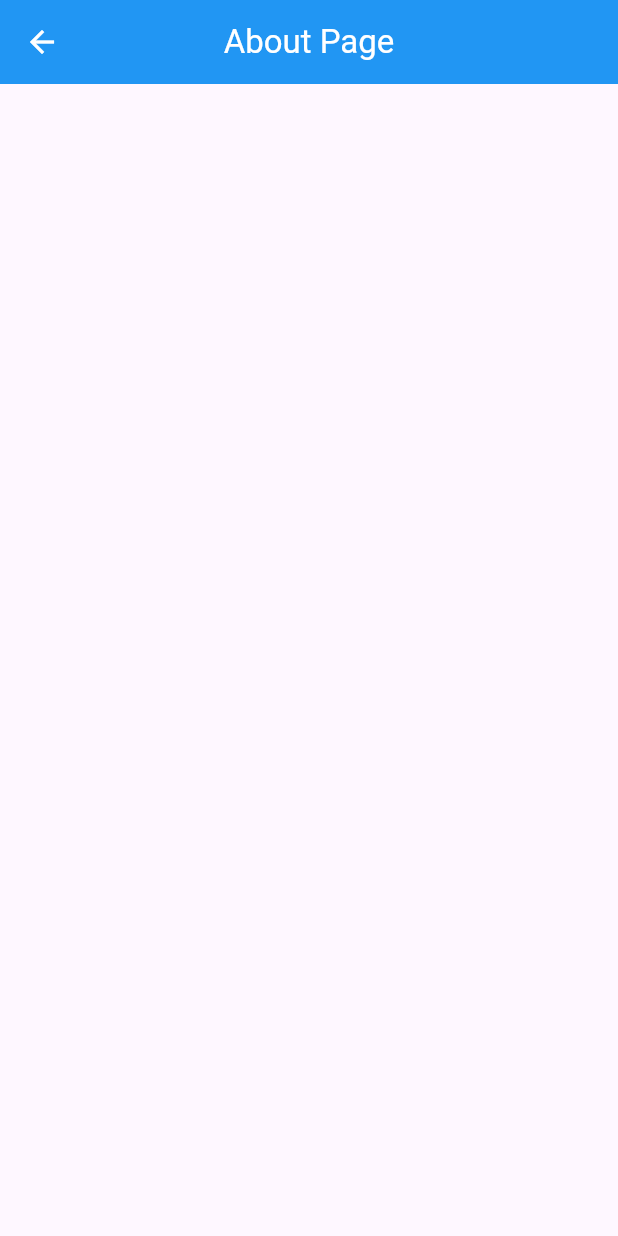
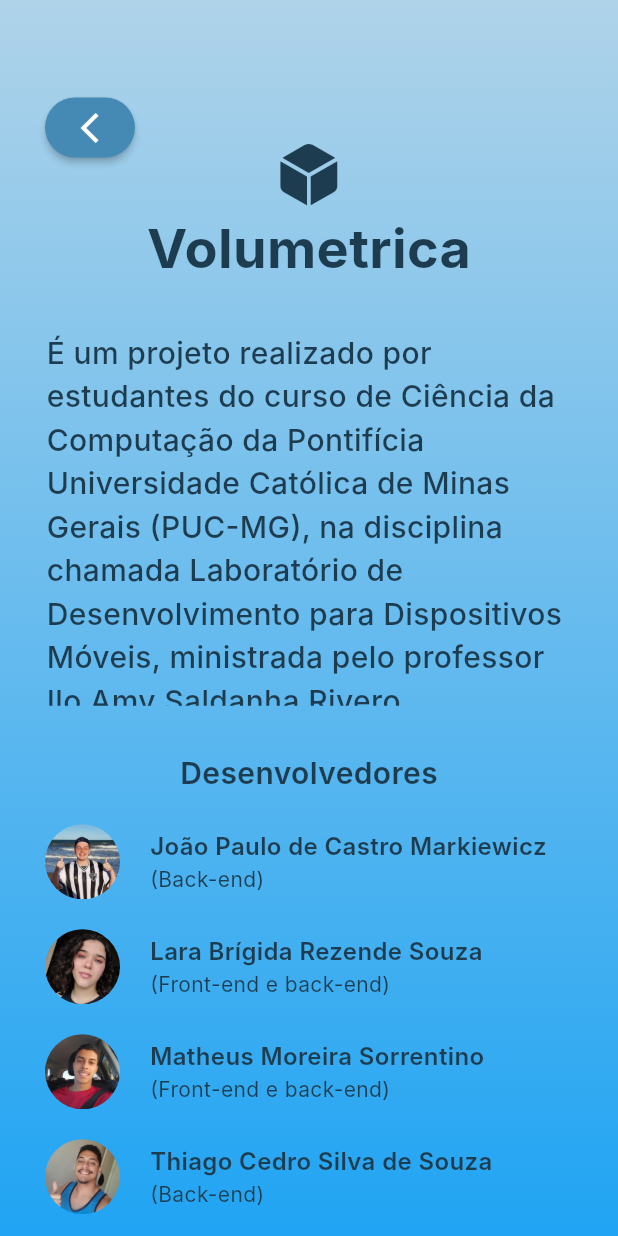
Before and after one commit to WKO8/Volumetrica, a Flutter app: the AboutPage screen opened by its route, on a phone screen of 412 x 824 dp. Run offline on Flutter 3.47's test engine with Material 3 defaults, Android fonts, the light colour scheme and no system bars; Roboto replaces fonts that are missing (Inter).

Commit message:
Add about page
- Add about page
- Adds history display logic

```diff
--- a/lib/pages/about.dart
+++ b/lib/pages/about.dart
@@ -1,17 +1,147 @@
+import 'package:flutter/cupertino.dart';
 import 'package:flutter/material.dart';
+import 'package:volumetrica/widgets/custom_button.dart';
+import 'package:volumetrica/widgets/custom_developer_info.dart';
 
 class AboutPage extends StatelessWidget {
-  const AboutPage({super.key});
+ const AboutPage({super.key});
+ static const colorButton = Color(0xFF448AB5);
+ static const colorLogo = Color(0xFF1E3C4F);
 
-  @override
-  Widget build(BuildContext context) {
+ @override
+ Widget build(BuildContext context) {
     return Scaffold(
-      appBar: AppBar(
-        centerTitle: true,
-        title: const Text("About Page"),
-        backgroundColor: Colors.blue,
-        foregroundColor: Colors.white,
+      body: Stack(
+        children: [
+          Container(
+            decoration: const BoxDecoration(
+              gradient: LinearGradient(
+                begin: Alignment.topCenter,
+                end: Alignment.bottomCenter,
+                colors: [
+                 Color(0xFFAFD3E9), // Cor final do gradiente
+                 Color(0xFF20A4F3), // Cor inicial do gradiente
+                ],
+              ),
+            ),
+          ),
+          Builder(
+            builder: (BuildContext context) {
+              return Container(
+                margin: const EdgeInsets.only(
+                  top: 65,
+                  left: 30
+                ),
+                child: CustomButton(
+                  scaffoldContext: context,
+                  content: const Icon(
+                    Icons.arrow_back_ios_sharp,
+                    color: Colors.white,
+                  ),
+                  borderRadius: BorderRadius.circular(20),
+                  width: 60,
+                  height: 40,
+                  color: colorButton,
+                  onPressed: () => {
+                    Navigator.pushNamed(context, '/home')
+                  },
+                ),
+              );
+            }
+          ),
+          Center(
+            child: Container(
+              margin: const EdgeInsets.only(top: 80),
+              child: const Column(
+                mainAxisAlignment: MainAxisAlignment.center,
+                children: [
+                  Column(
+                    mainAxisAlignment: MainAxisAlignment.center,
+                    crossAxisAlignment: CrossAxisAlignment.center,
+                    children: [
+                      Icon(
+                       CupertinoIcons.cube_fill,
+                       color: colorLogo,
+                       size: 45,
+                      ),
+                      Text(
+                       'Volumetrica',
+                       style: TextStyle(
+                          color: colorLogo,
+                          fontFamily: 'Inter',
+                          fontSize: 36,
+                          fontWeight: FontWeight.bold
+                       ),
+                      ),
+                    ],
+                  ),
+                  SizedBox(height: 30),
+                  SizedBox(
+                    height: 250,
+                    width: 350,
+                    child: Text(
+                      'É um projeto realizado por estudantes do curso de Ciência da Computação da Pontifícia Universidade Católica de Minas Gerais (PUC-MG), na disciplina chamada Laboratório de Desenvolvimento para Dispositivos Móveis, ministrada pelo professor Ilo Amy Saldanha Rivero.',
+                      style: TextStyle(
+                        fontFamily: 'Inter',
+                        fontSize: 20,
+                        fontWeight: FontWeight.w500,
+                        color: colorLogo
+                      ),
+                    )
+                  ),
+                  SizedBox(height: 30),
+                  SizedBox(
+                    child: Column(
+                      children: [
+                        SizedBox(
+                          child: Text(
+                            "Desenvolvedores",
+                            style: TextStyle(
+                              fontFamily: 'Inter',
+                              fontSize: 20,
+                              fontWeight: FontWeight.w600,
+                              color: colorLogo,
+                            ),
+                          ),
+                        ),
+                        SizedBox(height: 20),
+                        CustomDeveloperInfo(
+                          photo: AssetImage('assets/images/joao.jpg'),
+                          name: 'João Paulo de Castro Markiewicz',
+                          responsibility: '(Back-end)',
+                          textColor: colorLogo,
+                        ),
+                        SizedBox(height: 20),
+                        CustomDeveloperInfo(
+                          photo: AssetImage('assets/images/lara.jpg'),
+                          name: 'Lara Brígida Rezende Souza',
+                          responsibility: '(Front-end e back-end)',
+                          textColor: colorLogo,
+                        ),
+                        SizedBox(height: 20),
+                        CustomDeveloperInfo(
+                          photo: AssetImage('assets/images/matheus.jpeg'),
+                          name: 'Matheus Moreira Sorrentino',
+                          responsibility: '(Front-end e back-end)',
+                          textColor: colorLogo,
+                        ),
+                        SizedBox(height: 20),
+                        CustomDeveloperInfo(
+                          photo: AssetImage('assets/images/thiago.jpg'),
+                          name: 'Thiago Cedro Silva de Souza',
+                          responsibility: '(Back-end)',
+                          textColor: colorLogo,
+                        ),
+
+                      ],
+                    ),
+                  )
+                ],
+              ),
+            ),
+          ),
+        ],
       ),
     );
-  }
+ }
 }
--- a/lib/pages/home.dart
+++ b/lib/pages/home.dart
@@ -2,9 +2,9 @@
 
 import 'package:flutter/cupertino.dart';
 import 'package:flutter/material.dart';
-import 'package:volumetrica/widgets/CustomButton.dart';
-import 'package:volumetrica/widgets/CustomBottomNavigationBar.dart';
-import 'package:volumetrica/widgets/CustomSideMenu.dart';
+import 'package:volumetrica/widgets/custom_button.dart';
+import 'package:volumetrica/widgets/custom_bottom_navigation_bar.dart';
+import 'package:volumetrica/widgets/custom_side_menu.dart';
 
 class HomePage extends StatelessWidget {
   HomePage({super.key});
--- /dev/null
+++ b/lib/widgets/custom_developer_info.dart
@@ -0,0 +1,59 @@
+import 'package:flutter/material.dart';
+
+class CustomDeveloperInfo extends StatelessWidget {
+  final AssetImage photo;
+  final String name;
+  final String responsibility;
+  final Color textColor;
+
+ const CustomDeveloperInfo({super.key, required this.photo, required this.name, required this.responsibility, required this.textColor});
+
+ @override
+ Widget build(BuildContext context) {
+    return Padding(
+      padding: const EdgeInsets.only(left: 30),
+      child: Row(
+        children: [
+          Padding(
+            padding: const EdgeInsets.only(right: 20),
+            child: SizedBox(
+              width: 50,
+              height: 50,
+              child: ClipRRect(
+                borderRadius: BorderRadius.circular(50),
+                child: Image(
+                 fit: BoxFit.cover,
+                 image: photo,
+                ),
+              ),
+            ),
+          ),
+          Column(
+            mainAxisAlignment: MainAxisAlignment.center,
+            crossAxisAlignment: CrossAxisAlignment.start,
+            children: [
+              Text(
+                name,
+                style: TextStyle(
+                 fontFamily: 'Inter',
+                 fontSize: 16,
+                 fontWeight: FontWeight.w600,
+                 color: textColor,
+                ),
+              ),
+              Text(
+                responsibility,
+                style: TextStyle(
+                 fontFamily: 'Inter',
+                 fontSize: 14,
+                 fontWeight: FontWeight.w400,
+                 color: textColor,
+                ),
+              ),
+            ],
+          )
+        ],
+      ),
+    );
+ }
+}
--- a/pubspec.yaml
+++ b/pubspec.yaml
@@ -62,7 +62,11 @@
   # assets:
   #   - images/a_dot_burr.jpeg
   #   - images/a_dot_ham.jpeg
-
+  assets:
+    - assets/images/joao.jpg
+    - assets/images/lara.jpg
+    - assets/images/matheus.jpeg
+    - assets/images/thiago.jpg
   # An image asset can refer to one or more resolution-specific "variants", see
   # https://flutter.dev/assets-and-images/#resolution-aware
 
```
Also changed, not shown: lib/widgets/CustomBottomNavigationBar.dart (deleted, +0 -78 lines), lib/widgets/custom_bottom_navigation_bar.dart (added, +171 -0 lines), lib/widgets/custom_side_menu.dart (renamed from lib/widgets/CustomSideMenu.dart, +4 -4 lines), assets/images/joao.jpg (added), assets/images/lara.jpg (added), assets/images/matheus.jpeg (added), assets/images/thiago.jpg (added), lib/widgets/custom_button.dart (renamed from lib/widgets/CustomButton.dart).
